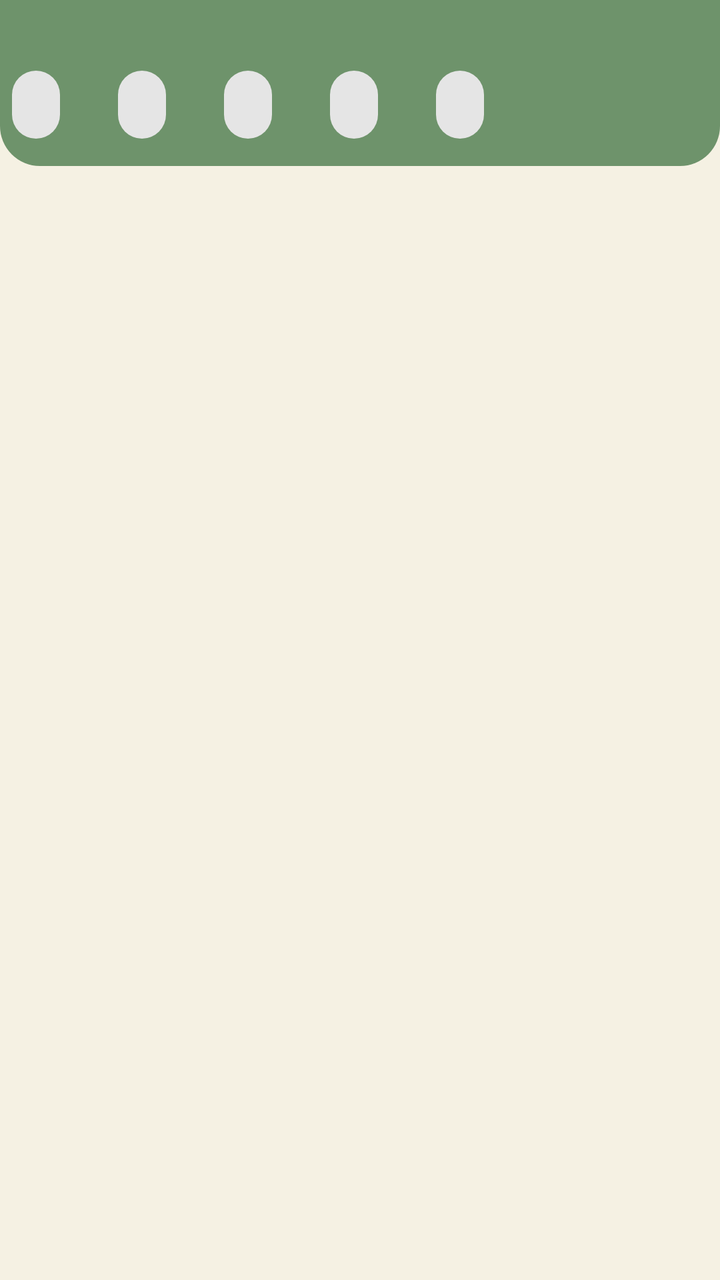
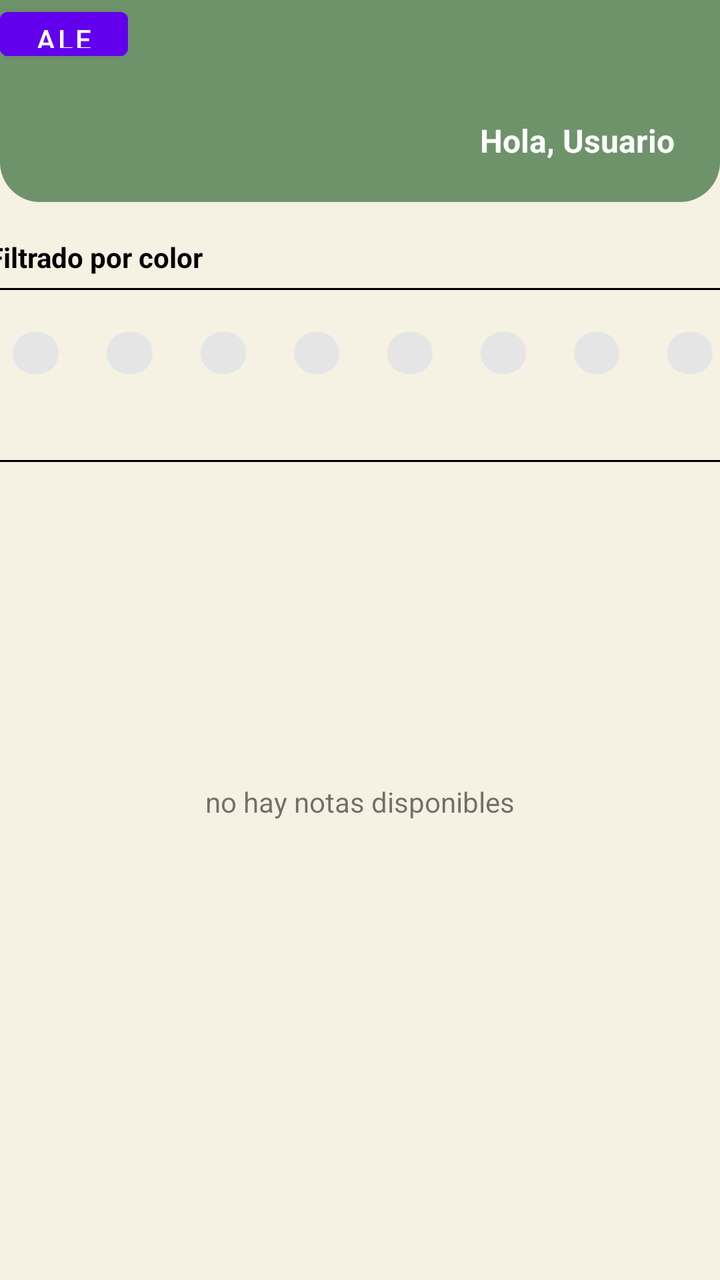

An Android layout rendered at two revisions. The XML below is the earlier revision; the diff shows what the commit changed to produce the second picture.
<!-- AndroidManifest.xml: application theme Theme.AppNotas -->
<!-- res/layout/activity_general.xml -->
<?xml version="1.0" encoding="utf-8"?>
<androidx.constraintlayout.widget.ConstraintLayout xmlns:android="http://schemas.android.com/apk/res/android"
    xmlns:app="http://schemas.android.com/apk/res-auto"
    xmlns:tools="http://schemas.android.com/tools"
    android:id="@+id/main"
    android:layout_width="match_parent"
    android:layout_height="match_parent"
    android:background="#F5F1E3"
    tools:context=".View.GeneralActivity">

    <ImageView
        android:id="@+id/imageView"
        android:layout_width="0dp"
        android:layout_height="83dp"
        android:src="@drawable/recurso_rectangulo"
        app:layout_constraintBottom_toBottomOf="parent"
        app:layout_constraintEnd_toEndOf="parent"
        app:layout_constraintHorizontal_bias="1.0"
        app:layout_constraintStart_toStartOf="parent"
        app:layout_constraintTop_toTopOf="parent"
        app:layout_constraintVertical_bias="0.0" />

    <HorizontalScrollView
        android:layout_width="373dp"
        android:layout_height="46dp"
        android:scrollbarSize="0dp"
        app:layout_constraintBottom_toBottomOf="@+id/imageView"
        app:layout_constraintEnd_toEndOf="parent"
        app:layout_constraintStart_toStartOf="@+id/imageView"
        app:layout_constraintTop_toTopOf="@+id/imageView"
        app:layout_constraintVertical_bias="0.74">

        <LinearLayout
            android:layout_width="wrap_content"
            android:layout_height="50dp"
            android:orientation="horizontal">

            <com.google.android.material.chip.Chip
                android:id="@+id/chipNuevo"
                android:layout_width="wrap_content"
                android:layout_height="50dp"
                android:checkable="true"
                android:textColor="#FFFFFF"
                android:textStyle="bold" />

            <Space
                android:layout_width="5dp"
                android:layout_height="match_parent"
                android:layout_weight="1" />

            <com.google.android.material.chip.Chip
                android:id="@+id/chipAbierto"
                android:layout_width="wrap_content"
                android:layout_height="50dp"
                android:checkable="true"
                android:textColor="#FFFFFF"
                android:textStyle="bold" />

            <Space
                android:layout_width="5dp"
                android:layout_height="match_parent"
                android:layout_weight="1" />

            <com.google.android.material.chip.Chip
                android:id="@+id/chipProceso"
                android:layout_width="wrap_content"
                android:layout_height="50dp"
                android:checkable="true"
                android:textStyle="bold" />

            <Space
                android:layout_width="5dp"
                android:layout_height="match_parent"
                android:layout_weight="1" />

            <com.google.android.material.chip.Chip
                android:id="@+id/chipResuelto"
                android:layout_width="wrap_content"
                android:layout_height="50dp"
                android:checkable="true"
                android:textColor="#FFFFFF"
                android:textStyle="bold" />

            <Space
                android:layout_width="5dp"
                android:layout_height="match_parent"
                android:layout_weight="1" />

            <com.google.android.material.chip.Chip
                android:id="@+id/chipCerrado"
                android:layout_width="wrap_content"
                android:layout_height="50dp"
                android:checkable="true"
                android:textColor="#FFFFFF"
                android:textStyle="bold" />

        </LinearLayout>
    </HorizontalScrollView>

    <ListView
        android:id="@+id/listView"
        android:layout_width="0dp"
        android:layout_height="0dp"
        app:layout_constraintBottom_toBottomOf="parent"
        app:layout_constraintEnd_toEndOf="parent"
        app:layout_constraintStart_toStartOf="parent">

    </ListView>

    <TextView
        android:id="@+id/textView3"
        android:layout_width="wrap_content"
        android:layout_height="wrap_content"
        android:text="no hay notas disponibles"
        android:visibility="gone"
        app:layout_constraintBottom_toBottomOf="parent"
        app:layout_constraintEnd_toEndOf="parent"
        app:layout_constraintStart_toStartOf="parent"
        app:layout_constraintTop_toTopOf="parent" />

</androidx.constraintlayout.widget.ConstraintLayout>
<!-- resources referenced by this layout -->
<resources>
  <!-- drawable recurso_rectangulo (drawable) -->
  <shape xmlns:android="http://schemas.android.com/apk/res/android"
      android:shape="rectangle">
      <solid android:color="#6E936B"/>
      <corners android:topLeftRadius="0dp"
          android:topRightRadius="0dp"
          android:bottomLeftRadius="20dp"
          android:bottomRightRadius="20dp"/>
  </shape>
  <style name="Theme.AppNotas" parent="Theme.MaterialComponents.DayNight.NoActionBar">
          
          <item name="colorPrimary">@color/purple_500</item>
          <item name="colorPrimaryVariant">@color/purple_700</item>
          <item name="colorOnPrimary">@color/white</item>
          
          <item name="colorSecondary">@color/teal_200</item>
          <item name="colorSecondaryVariant">@color/teal_700</item>
          <item name="colorOnSecondary">@color/black</item>
          
          <item name="android:statusBarColor">?attr/colorPrimaryVariant</item>
          
      </style>
  <color name="purple_500">#FF6200EE</color>
  <color name="purple_700">#FF3700B3</color>
  <color name="white">#FFFFFFFF</color>
  <color name="teal_200">#FF03DAC5</color>
  <color name="teal_700">#FF018786</color>
  <color name="black">#FF000000</color>
</resources>

<!-- the commit's change to res/layout/activity_general.xml (unified diff, before → after) -->
@@ -5,105 +5,137 @@
     android:id="@+id/main"
     android:layout_width="match_parent"
     android:layout_height="match_parent"
+    android:layout_marginLeft="1dp"
     android:background="#F5F1E3"
     tools:context=".View.GeneralActivity">
+
+
+    <TextView
+        android:id="@+id/textView4"
+        android:layout_width="wrap_content"
+        android:layout_height="wrap_content"
+        android:layout_marginStart="19dp"
+        android:layout_marginTop="10dp"
+        android:layout_marginEnd="353dp"
+        android:layout_marginBottom="6dp"
+        android:fontFamily="sans-serif"
+        android:text="Notas"
+        android:textColor="#000000"
+        android:textStyle="bold"
+        app:layout_constraintBottom_toTopOf="@+id/view2"
+        app:layout_constraintEnd_toEndOf="parent"
+        app:layout_constraintStart_toStartOf="parent"
+        app:layout_constraintTop_toBottomOf="@+id/linearLayout" />
 
     <ImageView
         android:id="@+id/imageView"
         android:layout_width="0dp"
-        android:layout_height="83dp"
+        android:layout_height="101dp"
         android:src="@drawable/recurso_rectangulo"
-        app:layout_constraintBottom_toBottomOf="parent"
-        app:layout_constraintEnd_toEndOf="parent"
-        app:layout_constraintHorizontal_bias="1.0"
-        app:layout_constraintStart_toStartOf="parent"
-        app:layout_constraintTop_toTopOf="parent"
-        app:layout_constraintVertical_bias="0.0" />
-
-    <HorizontalScrollView
-        android:layout_width="373dp"
-        android:layout_height="46dp"
-        android:scrollbarSize="0dp"
-        app:layout_constraintBottom_toBottomOf="@+id/imageView"
-        app:layout_constraintEnd_toEndOf="parent"
-        app:layout_constraintStart_toStartOf="@+id/imageView"
-        app:layout_constraintTop_toTopOf="@+id/imageView"
-        app:layout_constraintVertical_bias="0.74">
-
-        <LinearLayout
-            android:layout_width="wrap_content"
-            android:layout_height="50dp"
-            android:orientation="horizontal">
-
-            <com.google.android.material.chip.Chip
-                android:id="@+id/chipNuevo"
-                android:layout_width="wrap_content"
-                android:layout_height="50dp"
-                android:checkable="true"
-                android:textColor="#FFFFFF"
-                android:textStyle="bold" />
-
-            <Space
-                android:layout_width="5dp"
-                android:layout_height="match_parent"
-                android:layout_weight="1" />
-
-            <com.google.android.material.chip.Chip
-                android:id="@+id/chipAbierto"
-                android:layout_width="wrap_content"
-                android:layout_height="50dp"
-                android:checkable="true"
-                android:textColor="#FFFFFF"
-                android:textStyle="bold" />
-
-            <Space
-                android:layout_width="5dp"
-                android:layout_height="match_parent"
-                android:layout_weight="1" />
-
-            <com.google.android.material.chip.Chip
-                android:id="@+id/chipProceso"
-                android:layout_width="wrap_content"
-                android:layout_height="50dp"
-                android:checkable="true"
-                android:textStyle="bold" />
-
-            <Space
-                android:layout_width="5dp"
-                android:layout_height="match_parent"
-                android:layout_weight="1" />
-
-            <com.google.android.material.chip.Chip
-                android:id="@+id/chipResuelto"
-                android:layout_width="wrap_content"
-                android:layout_height="50dp"
-                android:checkable="true"
-                android:textColor="#FFFFFF"
-                android:textStyle="bold" />
-
-            <Space
-                android:layout_width="5dp"
-                android:layout_height="match_parent"
-                android:layout_weight="1" />
-
-            <com.google.android.material.chip.Chip
-                android:id="@+id/chipCerrado"
-                android:layout_width="wrap_content"
-                android:layout_height="50dp"
-                android:checkable="true"
-                android:textColor="#FFFFFF"
-                android:textStyle="bold" />
-
-        </LinearLayout>
-    </HorizontalScrollView>
+        app:layout_constraintBottom_toTopOf="@+id/textView"
+        app:layout_constraintEnd_toEndOf="parent"
+        app:layout_constraintHorizontal_bias="0.0"
+        app:layout_constraintStart_toStartOf="parent"
+        app:layout_constraintTop_toTopOf="parent" />
+
+    <LinearLayout
+        android:id="@+id/linearLayout"
+        android:layout_width="374dp"
+        android:layout_height="37dp"
+        android:layout_marginStart="19dp"
+        android:layout_marginTop="6dp"
+        android:layout_marginEnd="17dp"
+        android:orientation="horizontal"
+        app:layout_constraintBottom_toTopOf="@+id/textView4"
+        app:layout_constraintEnd_toEndOf="parent"
+        app:layout_constraintStart_toStartOf="parent"
+        app:layout_constraintTop_toBottomOf="@+id/view">
+
+        <com.google.android.material.chip.Chip
+            android:id="@+id/chipCerrado2"
+            android:layout_width="wrap_content"
+            android:layout_height="37dp"
+            android:layout_weight="1"
+            android:checkable="true"
+            android:textColor="#FFFFFF"
+            android:textStyle="bold" />
+
+        <com.google.android.material.chip.Chip
+            android:id="@+id/chipCerrado"
+            android:layout_width="wrap_content"
+            android:layout_height="37dp"
+            android:layout_weight="1"
+            android:checkable="true"
+            android:textColor="#FFFFFF"
+            android:textStyle="bold" />
+
+        <com.google.android.material.chip.Chip
+            android:id="@+id/chipCerrado5"
+            android:layout_width="wrap_content"
+            android:layout_height="37dp"
+            android:layout_weight="1"
+            android:checkable="true"
+            android:textColor="#FFFFFF"
+            android:textStyle="bold" />
+
+        <com.google.android.material.chip.Chip
+            android:id="@+id/chipCerrado6"
+            android:layout_width="wrap_content"
+            android:layout_height="37dp"
+            android:layout_weight="1"
+            android:checkable="true"
+            android:textColor="#FFFFFF"
+            android:textStyle="bold" />
+
+        <com.google.android.material.chip.Chip
+            android:id="@+id/chipCerrado7"
+            android:layout_width="wrap_content"
+            android:layout_height="37dp"
+            android:layout_weight="1"
+            android:checkable="true"
+            android:textColor="#FFFFFF"
+            android:textStyle="bold" />
+
+        <com.google.android.material.chip.Chip
+            android:id="@+id/chipCerrado8"
+            android:layout_width="wrap_content"
+            android:layout_height="37dp"
+            android:layout_weight="1"
+            android:checkable="true"
+            android:textColor="#FFFFFF"
+            android:textStyle="bold" />
+
+        <com.google.android.material.chip.Chip
+            android:id="@+id/chipCerrado3"
+            android:layout_width="wrap_content"
+            android:layout_height="37dp"
+            android:layout_weight="1"
+            android:checkable="true"
+            android:textColor="#FFFFFF"
+            android:textStyle="bold" />
+
+        <com.google.android.material.chip.Chip
+            android:id="@+id/chipCerrado4"
+            android:layout_width="wrap_content"
+            android:layout_height="37dp"
+            android:layout_weight="1"
+            android:checkable="true"
+            android:textColor="#FFFFFF"
+            android:textStyle="bold" />
+
+    </LinearLayout>
 
     <ListView
         android:id="@+id/listView"
         android:layout_width="0dp"
         android:layout_height="0dp"
+        android:layout_marginStart="10dp"
+        android:layout_marginTop="6dp"
+        android:layout_marginEnd="10dp"
         app:layout_constraintBottom_toBottomOf="parent"
         app:layout_constraintEnd_toEndOf="parent"
-        app:layout_constraintStart_toStartOf="parent">
+        app:layout_constraintStart_toStartOf="parent"
+        app:layout_constraintTop_toBottomOf="@+id/view2">
 
     </ListView>
 
@@ -112,10 +144,89 @@
         android:layout_width="wrap_content"
         android:layout_height="wrap_content"
         android:text="no hay notas disponibles"
-        android:visibility="gone"
+        android:visibility="visible"
         app:layout_constraintBottom_toBottomOf="parent"
         app:layout_constraintEnd_toEndOf="parent"
         app:layout_constraintStart_toStartOf="parent"
-        app:layout_constraintTop_toTopOf="parent" />
+        app:layout_constraintTop_toTopOf="parent"
+        app:layout_constraintVertical_bias="0.63" />
+
+    <TextView
+        android:id="@+id/textView"
+        android:layout_width="wrap_content"
+        android:layout_height="wrap_content"
+        android:layout_marginStart="19dp"
+        android:layout_marginTop="18dp"
+        android:layout_marginEnd="284dp"
+        android:text="Filtrado por color"
+        android:textColor="#000000"
+        android:textStyle="bold"
+        app:layout_constraintBottom_toTopOf="@+id/view"
+        app:layout_constraintEnd_toEndOf="parent"
+        app:layout_constraintStart_toStartOf="parent"
+        app:layout_constraintTop_toBottomOf="@+id/imageView" />
+
+    <View
+        android:id="@+id/view"
+        android:layout_width="375dp"
+        android:layout_height="1dp"
+        android:layout_marginTop="6dp"
+        android:layout_marginBottom="7dp"
+        android:background="#000000"
+        app:layout_constraintBottom_toTopOf="@+id/linearLayout"
+        app:layout_constraintEnd_toEndOf="parent"
+        app:layout_constraintStart_toStartOf="parent"
+        app:layout_constraintTop_toBottomOf="@+id/textView" />
+
+    <View
+        android:id="@+id/view2"
+        android:layout_width="375dp"
+        android:layout_height="1dp"
+        android:background="#000000"
+        app:layout_constraintBottom_toTopOf="@+id/listView"
+        app:layout_constraintEnd_toEndOf="parent"
+        app:layout_constraintStart_toStartOf="parent"
+        app:layout_constraintTop_toBottomOf="@+id/textView4" />
+
+    <TextView
+        android:id="@+id/textView5"
+        android:layout_width="wrap_content"
+        android:layout_height="wrap_content"
+        android:text="Hola, Usuario"
+        android:textAlignment="viewEnd"
+        android:textColor="#FFFFFF"
+        android:textSize="16sp"
+        android:textStyle="bold"
+        app:layout_constraintBottom_toBottomOf="@+id/imageView"
+        app:layout_constraintEnd_toEndOf="parent"
+        app:layout_constraintHorizontal_bias="0.914"
+        app:layout_constraintStart_toStartOf="parent"
+        app:layout_constraintTop_toTopOf="parent"
+        app:layout_constraintVertical_bias="0.746" />
+
+    <Button
+        android:id="@+id/button"
+        android:layout_width="64dp"
+        android:layout_height="34dp"
+        android:text="Escribir nota"
+        tools:layout_editor_absoluteX="19dp"
+        tools:layout_editor_absoluteY="50dp" />
+
+    <Button
+        android:id="@+id/button2"
+        android:layout_width="64dp"
+        android:layout_height="34dp"
+        android:text="Opciones"
+        tools:layout_editor_absoluteX="90dp"
+        tools:layout_editor_absoluteY="50dp" />
+
+    <Button
+        android:id="@+id/button3"
+        android:layout_width="64dp"
+        android:layout_height="34dp"
+        android:text="Aleatoria"
+        tools:layout_editor_absoluteX="163dp"
+        tools:layout_editor_absoluteY="50dp" />
+
 
 </androidx.constraintlayout.widget.ConstraintLayout>
